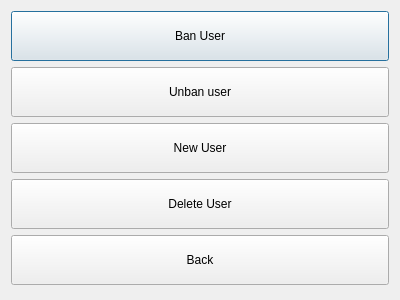
Qt form main/UI/Admin.ui (Demonim/Simargl-Study-Project) before a commit.
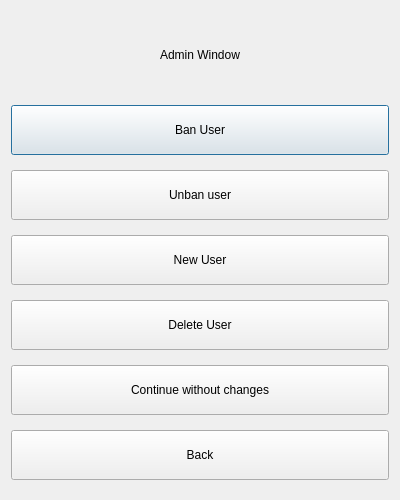
The same form after that commit.

What changed in the file:
```diff
--- a/main/UI/Admin.ui
+++ b/main/UI/Admin.ui
@@ -7,7 +7,7 @@
     <x>0</x>
     <y>0</y>
     <width>400</width>
-    <height>300</height>
+    <height>500</height>
    </rect>
   </property>
   <property name="minimumSize">
@@ -19,13 +19,29 @@
   <property name="maximumSize">
    <size>
     <width>400</width>
-    <height>300</height>
+    <height>500</height>
    </size>
   </property>
   <property name="windowTitle">
    <string>Dialog</string>
   </property>
-  <layout class="QVBoxLayout" name="verticalLayout" stretch="1,1,1,1,1">
+  <layout class="QVBoxLayout" name="verticalLayout" stretch="1,1,1,1,1,1,1">
+   <item>
+    <widget class="QLabel" name="label">
+     <property name="maximumSize">
+      <size>
+       <width>16777215</width>
+       <height>70</height>
+      </size>
+     </property>
+     <property name="text">
+      <string>Admin Window</string>
+     </property>
+     <property name="alignment">
+      <set>Qt::AlignmentFlag::AlignCenter</set>
+     </property>
+    </widget>
+   </item>
    <item>
     <widget class="QPushButton" name="Ban_Button">
      <property name="minimumSize">
@@ -108,6 +124,19 @@
      </property>
     </widget>
    </item>
+   <item>
+    <widget class="QPushButton" name="Continue">
+     <property name="minimumSize">
+      <size>
+       <width>0</width>
+       <height>50</height>
+      </size>
+     </property>
+     <property name="text">
+      <string>Continue without changes</string>
+     </property>
+    </widget>
+   </item>
    <item>
     <widget class="QPushButton" name="Back_Button">
      <property name="minimumSize">
```
